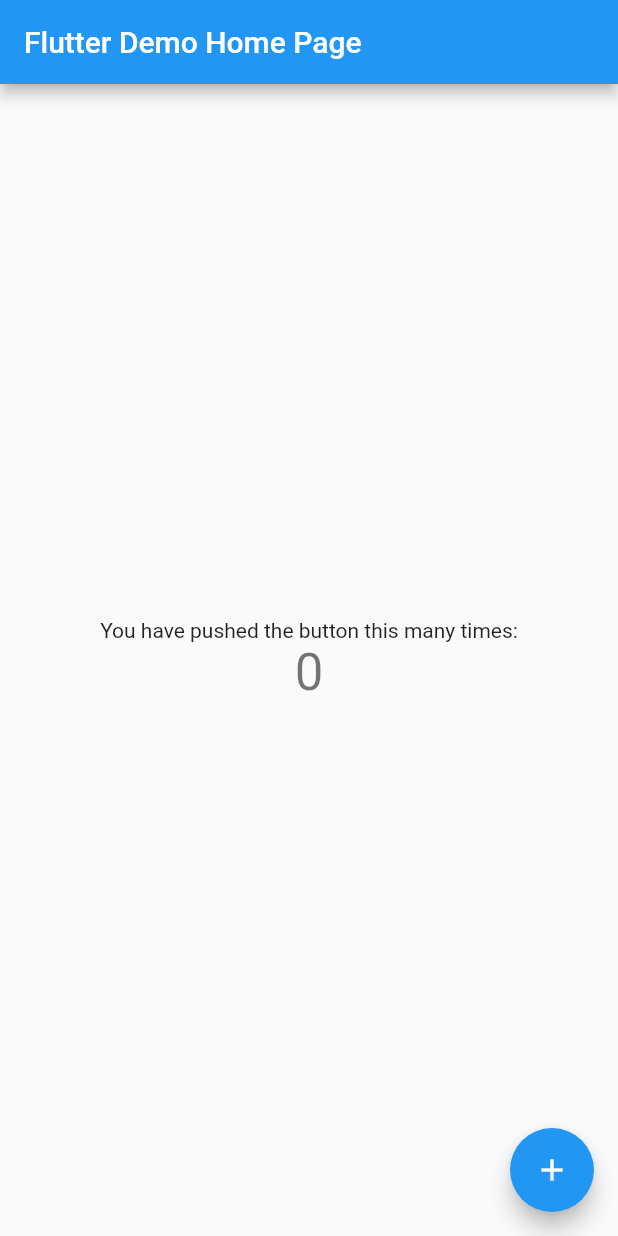
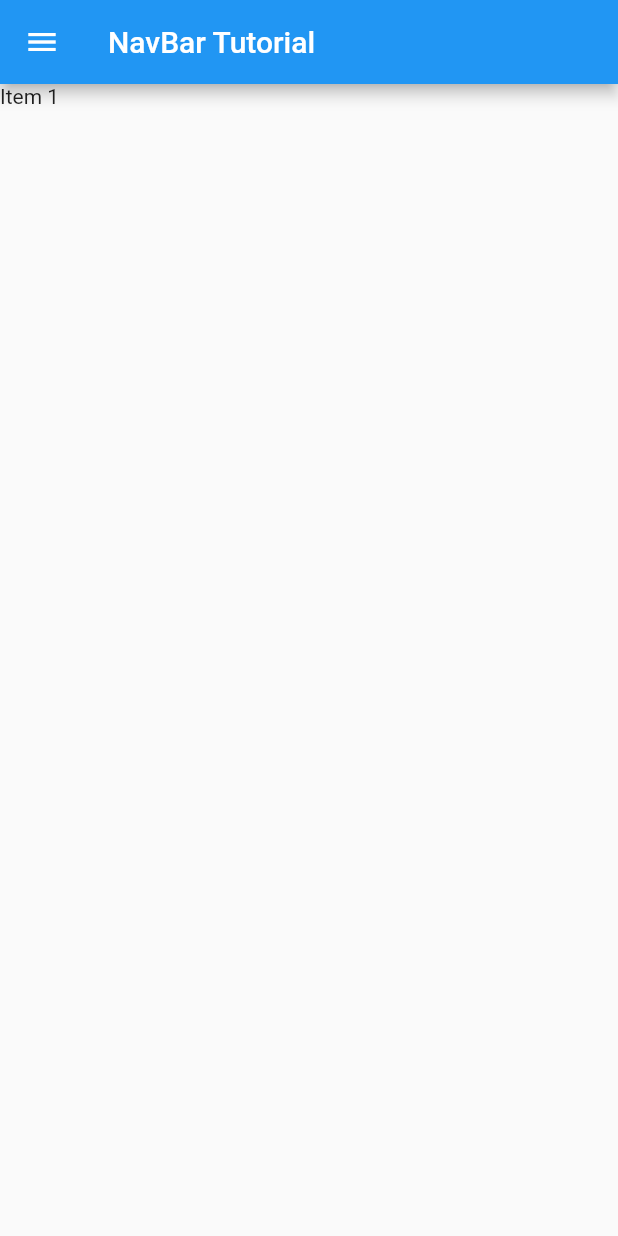
Before and after one commit to patel601/BruxAlertApp, a Flutter app: the screen it shows after launch, on a phone screen of 412 x 824 dp. Run offline on Flutter 3.47's test engine with Material 2 defaults, Android fonts, the phone set to English and light mode, and no system bars; missing offline and left inert: dart:html.

Commit message:
commit 3/1

```diff
--- a/lib/main.dart
+++ b/lib/main.dart
@@ -1,117 +1,71 @@
+import 'dart:html';
+
 import 'package:flutter/material.dart';
 
-void main() {
-  runApp(MyApp());
+void main() => runApp(MyApp());
+
+class MyApp extends StatefulWidget {
+  @override
+  _MyAppState createState() => _MyAppState();
 }
 
-class MyApp extends StatelessWidget {
-  // This widget is the root of your application.
+class _MyAppState extends State<MyApp> {
+  Widget mainWidget = Item1();
   @override
   Widget build(BuildContext context) {
     return MaterialApp(
-      title: 'Flutter Demo',
-      theme: ThemeData(
-        // This is the theme of your application.
-        //
-        // Try running your application with "flutter run". You'll see the
-        // application has a blue toolbar. Then, without quitting the app, try
-        // changing the primarySwatch below to Colors.green and then invoke
-        // "hot reload" (press "r" in the console where you ran "flutter run",
-        // or simply save your changes to "hot reload" in a Flutter IDE).
-        // Notice that the counter didn't reset back to zero; the application
-        // is not restarted.
-        primarySwatch: Colors.blue,
-        // This makes the visual density adapt to the platform that you run
-        // the app on. For desktop platforms, the controls will be smaller and
-        // closer together (more dense) than on mobile platforms.
-        visualDensity: VisualDensity.adaptivePlatformDensity,
+      title: 'NavBar Tutorial',
+      home: Scaffold(
+        appBar: AppBar(
+          title: Text('NavBar Tutorial'),
+        ),
+        drawer: Drawer(
+          child: ListView(
+            padding: EdgeInsets.zero,
+            children: <Widget>[
+              ListTile(
+                title: Text('Item 1'),
+                onTap: () {
+                  // What happens after you tap the navigation item
+                  setState(() {
+                    mainWidget = Item1();
+                  });
+                  Navigator.pop(context);
+                },
+              ),
+              ListTile(
+                title: Text('Item 2'),
+                onTap: () {
+                  // What happens after you tap the navigation item
+                  setState(() {
+                    mainWidget = Item2();
+                  });
+                  Navigator.pop(context);
+                },
+              ),
+            ],
+          ),
+        ),
+        body: mainWidget, // Here
       ),
-      home: MyHomePage(title: 'Flutter Demo Home Page'),
     );
   }
 }
 
-class MyHomePage extends StatefulWidget {
-  MyHomePage({Key key, this.title}) : super(key: key);
-
-  // This widget is the home page of your application. It is stateful, meaning
-  // that it has a State object (defined below) that contains fields that affect
-  // how it looks.
-
-  // This class is the configuration for the state. It holds the values (in this
-  // case the title) provided by the parent (in this case the App widget) and
-  // used by the build method of the State. Fields in a Widget subclass are
-  // always marked "final".
-
-  final String title;
-
-  @override
-  _MyHomePageState createState() => _MyHomePageState();
-}
-
-class _MyHomePageState extends State<MyHomePage> {
-  int _counter = 0;
-
-  void _incrementCounter() {
-    setState(() {
-      // This call to setState tells the Flutter framework that something has
-      // changed in this State, which causes it to rerun the build method below
-      // so that the display can reflect the updated values. If we changed
-      // _counter without calling setState(), then the build method would not be
-      // called again, and so nothing would appear to happen.
-      _counter++;
-    });
-  }
-
+class Item1 extends StatelessWidget {
   @override
   Widget build(BuildContext context) {
-    // This method is rerun every time setState is called, for instance as done
-    // by the _incrementCounter method above.
-    //
-    // The Flutter framework has been optimized to make rerunning build methods
-    // fast, so that you can just rebuild anything that needs updating rather
-    // than having to individually change instances of widgets.
     return Scaffold(
-      appBar: AppBar(
-        // Here we take the value from the MyHomePage object that was created by
-        // the App.build method, and use it to set our appbar title.
-        title: Text(widget.title),
-      ),
-      body: Center(
-        // Center is a layout widget. It takes a single child and positions it
-        // in the middle of the parent.
-        child: Column(
-          // Column is also a layout widget. It takes a list of children and
-          // arranges them vertically. By default, it sizes itself to fit its
-          // children horizontally, and tries to be as tall as its parent.
-          //
-          // Invoke "debug painting" (press "p" in the console, choose the
-          // "Toggle Debug Paint" action from the Flutter Inspector in Android
-          // Studio, or the "Toggle Debug Paint" command in Visual Studio Code)
-          // to see the wireframe for each widget.
-          //
-          // Column has various properties to control how it sizes itself and
-          // how it positions its children. Here we use mainAxisAlignment to
-          // center the children vertically; the main axis here is the vertical
-          // axis because Columns are vertical (the cross axis would be
-          // horizontal).
-          mainAxisAlignment: MainAxisAlignment.center,
-          children: <Widget>[
-            Text(
-              'You have pushed the button this many times:',
-            ),
-            Text(
-              '$_counter',
-              style: Theme.of(context).textTheme.headline4,
-            ),
-          ],
-        ),
-      ),
-      floatingActionButton: FloatingActionButton(
-        onPressed: _incrementCounter,
-        tooltip: 'Increment',
-        child: Icon(Icons.add),
-      ), // This trailing comma makes auto-formatting nicer for build methods.
+      body: Text('Item 1'),
     );
   }
 }
+
+class Item2 extends StatelessWidget {
+  @override
+  Widget build(BuildContext context) {
+    return Scaffold(
+      body: Text('Item 2'),
+    );
+  }
+}
```
Also changed, not shown: 1 other file.
